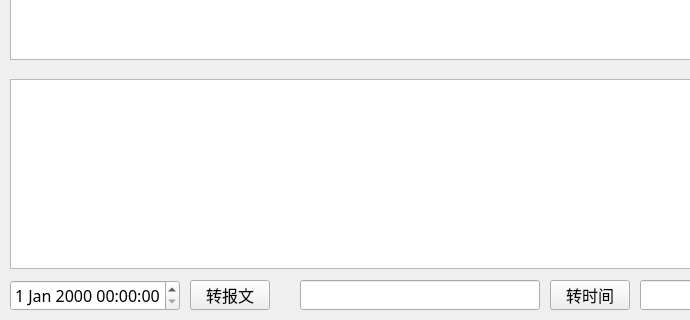
Above: DLMSProber/DLMSProber/prober.ui from AzenkChina/VirtualTools before the change; both pictures show x 0 to 690 and y 400 to 720 of the 820 by 720 pixel window. Below: the same form after it.
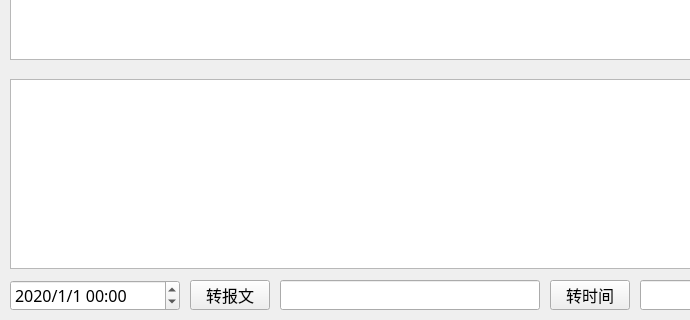
That is the form after the change. Icons and pictures are not drawn.

Commit message: Optimize DLMSProber app.

The edit to the form file:
```diff
--- a/DLMSProber/DLMSProber/prober.ui
+++ b/DLMSProber/DLMSProber/prober.ui
@@ -822,13 +822,39 @@
     <property name="contextMenuPolicy">
      <enum>Qt::NoContextMenu</enum>
     </property>
+    <property name="dateTime">
+     <datetime>
+      <hour>0</hour>
+      <minute>0</minute>
+      <second>0</second>
+      <year>2020</year>
+      <month>1</month>
+      <day>1</day>
+     </datetime>
+    </property>
+    <property name="minimumDateTime">
+     <datetime>
+      <hour>0</hour>
+      <minute>0</minute>
+      <second>0</second>
+      <year>1970</year>
+      <month>1</month>
+      <day>1</day>
+     </datetime>
+    </property>
+    <property name="currentSection">
+     <enum>QDateTimeEdit::YearSection</enum>
+    </property>
+    <property name="displayFormat">
+     <string>yyyy/M/d hh:mm</string>
+    </property>
    </widget>
    <widget class="QLineEdit" name="Text">
     <property name="geometry">
      <rect>
-      <x>300</x>
+      <x>280</x>
       <y>680</y>
-      <width>240</width>
+      <width>260</width>
       <height>30</height>
      </rect>
     </property>
@@ -840,13 +866,13 @@
     </property>
     <property name="minimumSize">
      <size>
-      <width>240</width>
+      <width>260</width>
       <height>30</height>
      </size>
     </property>
     <property name="maximumSize">
      <size>
-      <width>240</width>
+      <width>260</width>
       <height>30</height>
      </size>
     </property>
```
